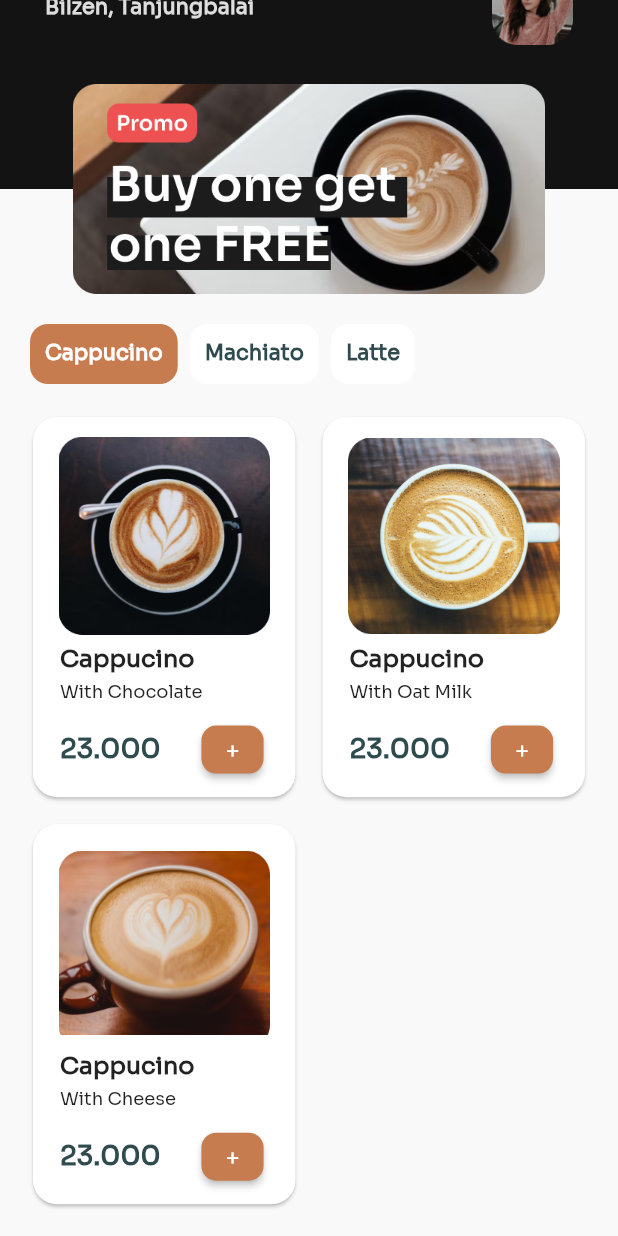
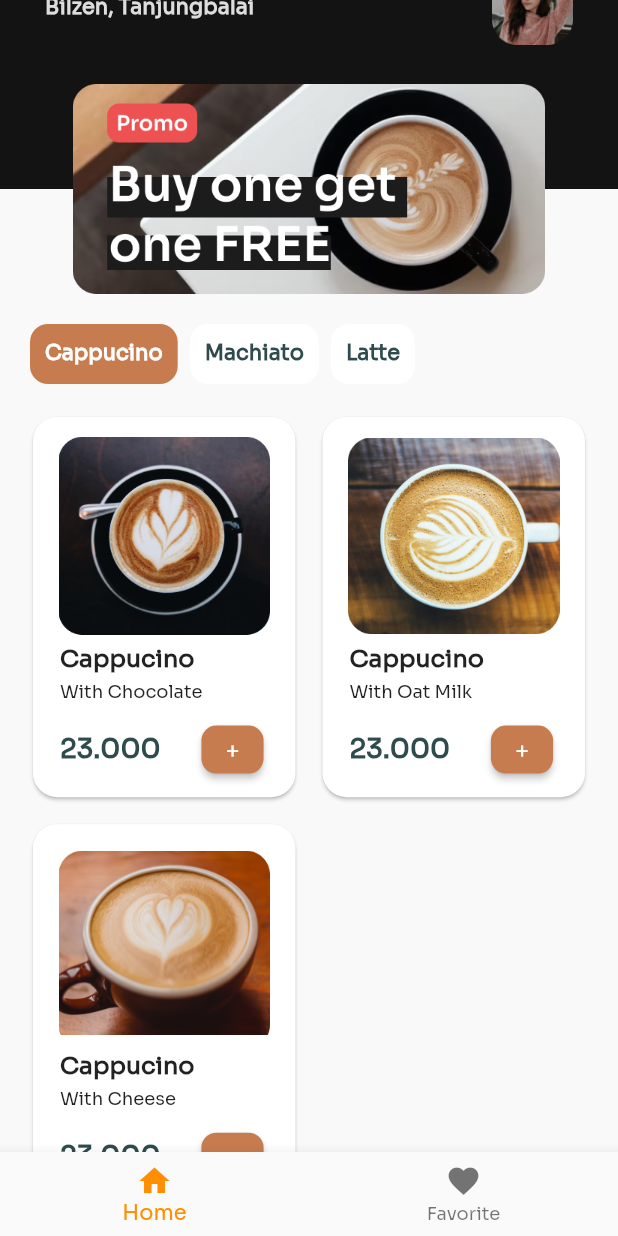
Before and after one commit to fadelmvi/coffee-shop-app, a Flutter app: the screen it shows after launch, scrolled down 54 dp, on a phone screen of 412 x 824 dp. Run offline on Flutter 3.47's test engine with Material 2 defaults, Android fonts, the phone set to English and light mode, and no system bars.

Commit message:
add bottom navigation

```diff
--- a/lib/main.dart
+++ b/lib/main.dart
@@ -1,3 +1,4 @@
+import 'package:coffee_shop_app/screens/favorite.dart';
 import 'package:coffee_shop_app/screens/home.dart';
 import 'package:flutter/material.dart';
 
@@ -16,7 +17,68 @@ class MyApp extends StatelessWidget {
       theme: ThemeData(
         fontFamily: 'Sora',
       ),
-      home: const Home(),
+      home: BottomNavigationBarApp(),
     );
   }
 }
+
+class BottomNavigationBarApp extends StatefulWidget {
+  const BottomNavigationBarApp({super.key});
+
+  @override
+  State<BottomNavigationBarApp> createState() => _BottomNavigationBarAppState();
+}
+
+class _BottomNavigationBarAppState extends State<BottomNavigationBarApp> {
+  int _currentIndex = 0;
+  List<Widget> _pages = [
+    Home(),
+    Favorite(),
+  ];
+
+  PageController pageController = PageController(
+    initialPage: 0,
+    keepPage: true,
+  );
+
+  void onItemTapped(int index) {
+    setState(() {
+      _currentIndex = index;
+      pageController.animateToPage(index,
+          duration: Duration(milliseconds: 200), curve: Curves.ease);
+    });
+  }
+
+  @override
+  void initState() {
+    super.initState();
+  }
+
+  @override
+  Widget build(BuildContext context) {
+    return Scaffold(
+      body: PageView(
+        controller: pageController,
+        onPageChanged: (index) {
+          setState(() {
+            _currentIndex = index;
+          });
+        },
+        children: _pages,
+      ),
+      bottomNavigationBar: BottomNavigationBar(
+        currentIndex: _currentIndex,
+        selectedItemColor: Colors.amber[800],
+        onTap: (index) {
+          onItemTapped(index);
+        },
+        items: [
+          BottomNavigationBarItem(icon: Icon(Icons.home), label: 'Home'),
+          BottomNavigationBarItem(
+              icon: Icon(Icons.favorite), label: 'Favorite'),
+          // BottomNavigationBarItem(icon: Icon(Icons.paypal), label: 'Payment'),
+        ],
+      ),
+    );
+  }
+}
--- /dev/null
+++ b/lib/screens/favorite.dart
@@ -0,0 +1,14 @@
+import 'package:flutter/material.dart';
+
+class Favorite extends StatelessWidget {
+  const Favorite({Key? key}) : super(key: key);
+
+  @override
+  Widget build(BuildContext context) {
+    return Scaffold(
+      body: SafeArea(
+        child: Text("Favorite"),
+      ),
+    );
+  }
+}
```
